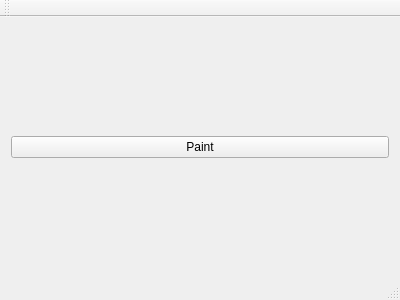
rpeng/QStrange, file strangewindow.ui: the form before one commit.
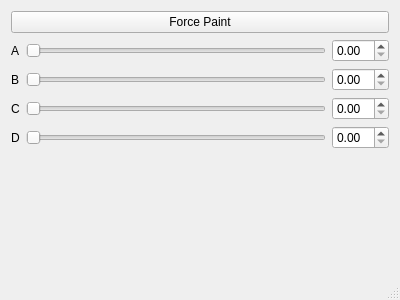
The form after the commit. Custom widgets are drawn as their Qt base class.

Diff of the .ui file:
```diff
--- a/strangewindow.ui
+++ b/strangewindow.ui
@@ -18,11 +18,127 @@
     <item>
      <layout class="QHBoxLayout" name="mainLayout">
       <item>
-       <widget class="QPushButton" name="paintButton">
-        <property name="text">
-         <string>Paint</string>
-        </property>
-       </widget>
+       <layout class="QVBoxLayout" name="verticalLayout">
+        <item>
+         <widget class="QPushButton" name="paintButton">
+          <property name="minimumSize">
+           <size>
+            <width>100</width>
+            <height>0</height>
+           </size>
+          </property>
+          <property name="maximumSize">
+           <size>
+            <width>16777215</width>
+            <height>16777215</height>
+           </size>
+          </property>
+          <property name="text">
+           <string>Force Paint</string>
+          </property>
+         </widget>
+        </item>
+        <item>
+         <layout class="QGridLayout" name="gridLayout">
+          <property name="sizeConstraint">
+           <enum>QLayout::SetMaximumSize</enum>
+          </property>
+          <item row="0" column="0">
+           <widget class="QLabel" name="label_a">
+            <property name="text">
+             <string>A</string>
+            </property>
+           </widget>
+          </item>
+          <item row="1" column="0">
+           <widget class="QLabel" name="label_b">
+            <property name="text">
+             <string>B</string>
+            </property>
+           </widget>
+          </item>
+          <item row="2" column="0">
+           <widget class="QLabel" name="label_c">
+            <property name="text">
+             <string>C</string>
+            </property>
+           </widget>
+          </item>
+          <item row="3" column="0">
+           <widget class="QLabel" name="label_d">
+            <property name="sizePolicy">
+             <sizepolicy hsizetype="Minimum" vsizetype="Preferred">
+              <horstretch>0</horstretch>
+              <verstretch>0</verstretch>
+             </sizepolicy>
+            </property>
+            <property name="maximumSize">
+             <size>
+              <width>16777215</width>
+              <height>16777215</height>
+             </size>
+            </property>
+            <property name="text">
+             <string>D</string>
+            </property>
+           </widget>
+          </item>
+          <item row="0" column="1">
+           <widget class="StrangeSlider" name="slider_a">
+            <property name="orientation">
+             <enum>Qt::Horizontal</enum>
+            </property>
+           </widget>
+          </item>
+          <item row="1" column="1">
+           <widget class="StrangeSlider" name="slider_b">
+            <property name="orientation">
+             <enum>Qt::Horizontal</enum>
+            </property>
+           </widget>
+          </item>
+          <item row="2" column="1">
+           <widget class="StrangeSlider" name="slider_c">
+            <property name="orientation">
+             <enum>Qt::Horizontal</enum>
+            </property>
+           </widget>
+          </item>
+          <item row="3" column="1">
+           <widget class="StrangeSlider" name="slider_d">
+            <property name="orientation">
+             <enum>Qt::Horizontal</enum>
+            </property>
+           </widget>
+          </item>
+          <item row="0" column="2">
+           <widget class="StrangeSpinner" name="spin_a"/>
+          </item>
+          <item row="1" column="2">
+           <widget class="StrangeSpinner" name="spin_b"/>
+          </item>
+          <item row="2" column="2">
+           <widget class="StrangeSpinner" name="spin_c"/>
+          </item>
+          <item row="3" column="2">
+           <widget class="StrangeSpinner" name="spin_d"/>
+          </item>
+          <item row="4" column="1">
+           <spacer name="verticalSpacer">
+            <property name="orientation">
+             <enum>Qt::Vertical</enum>
+            </property>
+            <property name="sizeHint" stdset="0">
+             <size>
+              <width>20</width>
+              <height>40</height>
+             </size>
+            </property>
+           </spacer>
+          </item>
+         </layout>
+        </item>
+       </layout>
       </item>
      </layout>
     </item>
@@ -38,17 +154,27 @@
     </rect>
    </property>
   </widget>
-  <widget class="QToolBar" name="mainToolBar">
-   <attribute name="toolBarArea">
-    <enum>TopToolBarArea</enum>
-   </attribute>
-   <attribute name="toolBarBreak">
-    <bool>false</bool>
-   </attribute>
-  </widget>
   <widget class="QStatusBar" name="statusBar"/>
  </widget>
  <layoutdefault spacing="6" margin="11"/>
+ <customwidgets>
+  <customwidget>
+   <class>StrangeSpinner</class>
+   <extends>QDoubleSpinBox</extends>
+   <header>strangespinner.h</header>
+   <slots>
+    <slot>syncValue(int)</slot>
+   </slots>
+  </customwidget>
+  <customwidget>
+   <class>StrangeSlider</class>
+   <extends>QSlider</extends>
+   <header>strangeslider.h</header>
+   <slots>
+    <slot>syncValue(double)</slot>
+   </slots>
+  </customwidget>
+ </customwidgets>
  <resources/>
  <connections/>
 </ui>
```
Left out of the diff: 131 changed lines with no effect on the pictures.
